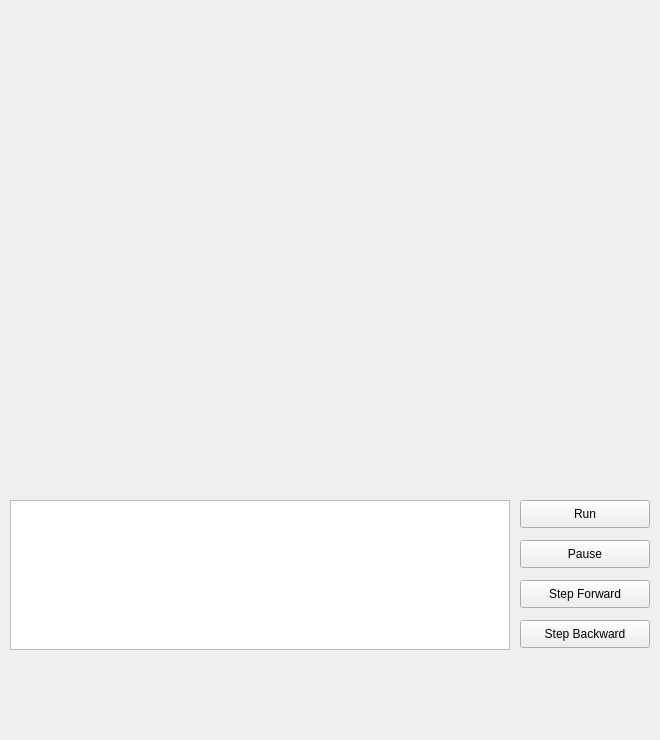
Above: src/Debugging/MainDebugWindow.ui from GroupDenseKitchen/KitchenOccupation before the change. Below: the same form after it.
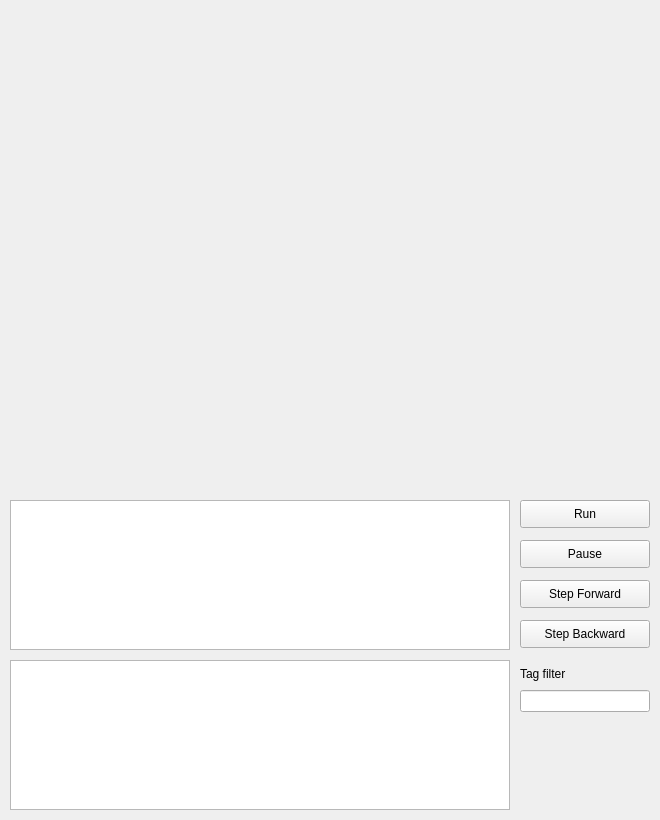
That is the form after the change.

The edit to the form file:
```diff
--- a/src/Debugging/MainDebugWindow.ui
+++ b/src/Debugging/MainDebugWindow.ui
@@ -7,7 +7,7 @@
     <x>0</x>
     <y>0</y>
     <width>660</width>
-    <height>740</height>
+    <height>820</height>
    </rect>
   </property>
   <property name="windowTitle">
@@ -115,6 +115,39 @@
      <string>Step Backward</string>
     </property>
    </widget>
+   <widget class="QTreeView" name="logTreeView">
+    <property name="geometry">
+     <rect>
+      <x>10</x>
+      <y>660</y>
+      <width>500</width>
+      <height>150</height>
+     </rect>
+    </property>
+   </widget>
+   <widget class="QLabel" name="tagFilterLabel">
+    <property name="geometry">
+     <rect>
+      <x>520</x>
+      <y>660</y>
+      <width>130</width>
+      <height>28</height>
+     </rect>
+    </property>
+    <property name="text">
+     <string>Tag filter</string>
+    </property>
+   </widget>
+   <widget class="QLineEdit" name="tagFilterLineEdit">
+    <property name="geometry">
+     <rect>
+      <x>520</x>
+      <y>690</y>
+      <width>130</width>
+      <height>22</height>
+     </rect>
+    </property>
+   </widget>
   </widget>
  </widget>
  <resources/>
```
